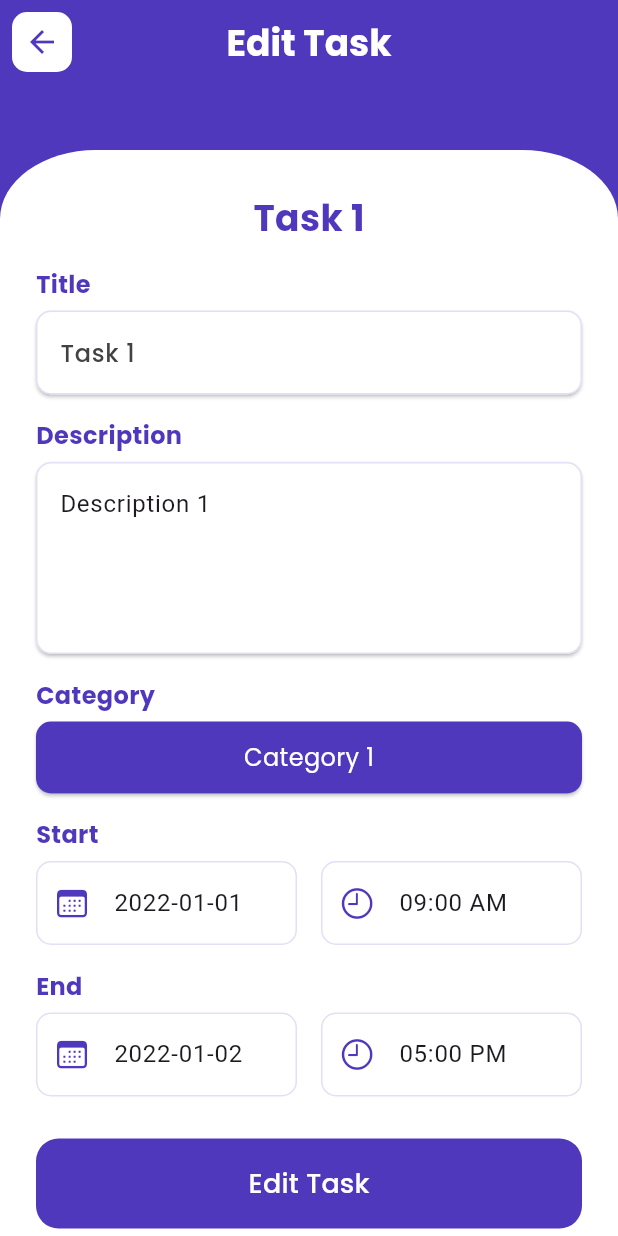
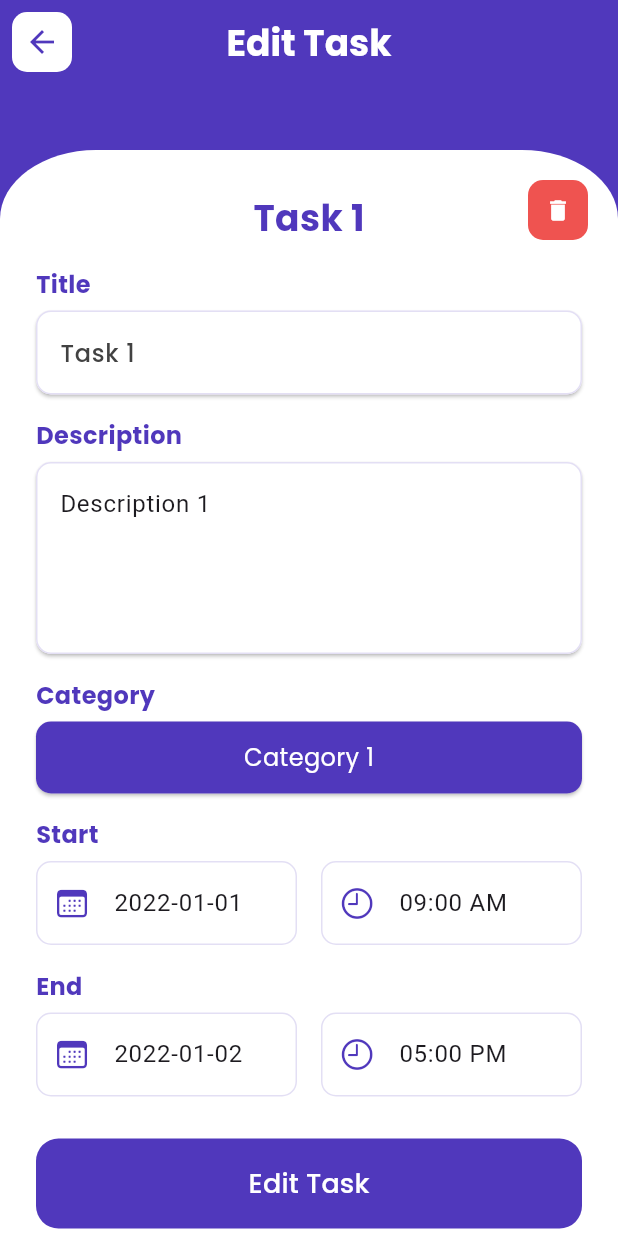
Before and after one commit to restuaar/taskify-ristek, a Flutter app: the screen it shows after launch, after a tap on "Task 1", on a phone screen of 412 x 824 dp. Run offline on Flutter 3.47's test engine with Material 3 defaults, Android fonts, the phone set to English and light mode, and no system bars; our stand-ins replace google_fonts, google_nav_bar.

Commit message:
feat: melakukan delete pada task

```diff
--- a/lib/screens/edit_task.dart
+++ b/lib/screens/edit_task.dart
@@ -2,13 +2,11 @@
 
 import 'package:flutter/cupertino.dart';
 import 'package:flutter/material.dart';
-import 'package:flutter/widgets.dart';
 import 'package:intl/intl.dart';
 import 'package:provider/provider.dart';
 import 'package:taskify/providers/task_provider.dart';
 import 'package:taskify/shared/shared.dart';
 import 'package:taskify/models/task.dart';
-import 'package:taskify/widgets/categoryinput.dart';
 import 'package:taskify/widgets/labeltext.dart';
 import 'package:taskify/widgets/todolistbar.dart';
 
@@ -62,7 +60,9 @@ class _EditTaskState extends State<EditTask> {
                     ),
                     color: backgroundColour,
                   ),
-                  child: Padding(
+                  child: Stack(
+                    children: [
+                      Padding(
                         padding:
                             const EdgeInsets.only(top: 28, left: 24, right: 24),
                         child: Form(
@@ -175,15 +175,17 @@ class _EditTaskState extends State<EditTask> {
                                       ),
                                       readOnly: true,
                                       onTap: () async {
-                                    DateTime? pickedDate = await showDatePicker(
+                                        DateTime? pickedDate =
+                                            await showDatePicker(
                                           context: context,
-                                      initialDate:
-                                          DateTime.parse(dateInputStart.text),
+                                          initialDate: DateTime.parse(
+                                              dateInputStart.text),
                                           firstDate: DateTime(2000),
                                           lastDate: DateTime(2100),
                                           initialEntryMode:
                                               DatePickerEntryMode.calendar,
-                                      builder: (BuildContext context, child) {
+                                          builder:
+                                              (BuildContext context, child) {
                                             return themeData(context, child);
                                           },
                                         );
@@ -217,10 +219,12 @@ class _EditTaskState extends State<EditTask> {
                                           initialTime: TimeOfDay(
                                             hour: int.parse(timeInputStart.text
                                                 .substring(0, 2)),
-                                        minute: int.parse(timeInputStart.text
+                                            minute: int.parse(timeInputStart
+                                                .text
                                                 .substring(3, 5)),
                                           ),
-                                      builder: (BuildContext context, child) {
+                                          builder:
+                                              (BuildContext context, child) {
                                             return themeData(context, child);
                                           },
                                         );
@@ -253,7 +257,8 @@ class _EditTaskState extends State<EditTask> {
                                       ),
                                       readOnly: true,
                                       onTap: () async {
-                                    DateTime? pickedDate = await showDatePicker(
+                                        DateTime? pickedDate =
+                                            await showDatePicker(
                                           context: context,
                                           initialDate:
                                               DateTime.parse(dateInputEnd.text),
@@ -261,7 +266,8 @@ class _EditTaskState extends State<EditTask> {
                                           lastDate: DateTime(2100),
                                           initialEntryMode:
                                               DatePickerEntryMode.calendar,
-                                      builder: (BuildContext context, child) {
+                                          builder:
+                                              (BuildContext context, child) {
                                             return themeData(context, child);
                                           },
                                         );
@@ -293,12 +299,13 @@ class _EditTaskState extends State<EditTask> {
                                             await showTimePicker(
                                           context: context,
                                           initialTime: TimeOfDay(
-                                        hour: int.parse(
-                                            timeInputEnd.text.substring(0, 2)),
-                                        minute: int.parse(
-                                            timeInputEnd.text.substring(3, 5)),
+                                            hour: int.parse(timeInputEnd.text
+                                                .substring(0, 2)),
+                                            minute: int.parse(timeInputEnd.text
+                                                .substring(3, 5)),
                                           ),
-                                      builder: (BuildContext context, child) {
+                                          builder:
+                                              (BuildContext context, child) {
                                             return themeData(context, child);
                                           },
                                         );
@@ -321,7 +328,8 @@ class _EditTaskState extends State<EditTask> {
                               ),
                               Container(
                                 height: 60,
-                            width: MediaQuery.of(context).size.width - 2 * 24,
+                                width:
+                                    MediaQuery.of(context).size.width - 2 * 24,
                                 decoration: BoxDecoration(
                                   borderRadius: BorderRadius.circular(15),
                                   color: primaryColour,
@@ -347,7 +355,8 @@ class _EditTaskState extends State<EditTask> {
 
                                       Navigator.pop(context);
 
-                                  ScaffoldMessenger.of(context).showSnackBar(
+                                      ScaffoldMessenger.of(context)
+                                          .showSnackBar(
                                         SnackBar(
                                           content: Text(
                                             'Task update successfully',
@@ -364,7 +373,8 @@ class _EditTaskState extends State<EditTask> {
                                       backgroundColor: Colors.transparent,
                                       shadowColor: Colors.transparent,
                                       shape: RoundedRectangleBorder(
-                                      borderRadius: BorderRadius.circular(15))),
+                                          borderRadius:
+                                              BorderRadius.circular(15))),
                                   child: Text(
                                     "Edit Task",
                                     style: defaultText.copyWith(
@@ -376,6 +386,41 @@ class _EditTaskState extends State<EditTask> {
                           ),
                         ),
                       ),
+                      Positioned(
+                        right: 20,
+                        top: 20,
+                        child: Container(
+                          height: 40,
+                          width: 40,
+                          decoration: BoxDecoration(
+                            color: Colors.red.shade400,
+                            borderRadius: BorderRadius.circular(10),
+                          ),
+                          child: IconButton(
+                            onPressed: () {
+                              taskProvider
+                                  .deleteTask(taskProvider.tasks.indexOf(task));
+                              Navigator.pop(context);
+                              ScaffoldMessenger.of(context).showSnackBar(
+                                SnackBar(
+                                  content: Text(
+                                    'Task deleted successfully',
+                                    style: defaultText.copyWith(
+                                        fontSize: 16, color: backgroundColour),
+                                  ),
+                                ),
+                              );
+                            },
+                            icon: Icon(
+                              Icons.delete,
+                              color: backgroundColour,
+                              size: 18,
+                            ),
+                          ),
+                        ),
+                      ),
+                    ],
+                  ),
                 ),
               ],
             ),
```
Lines whose indentation alone changed are shown as unchanged.
